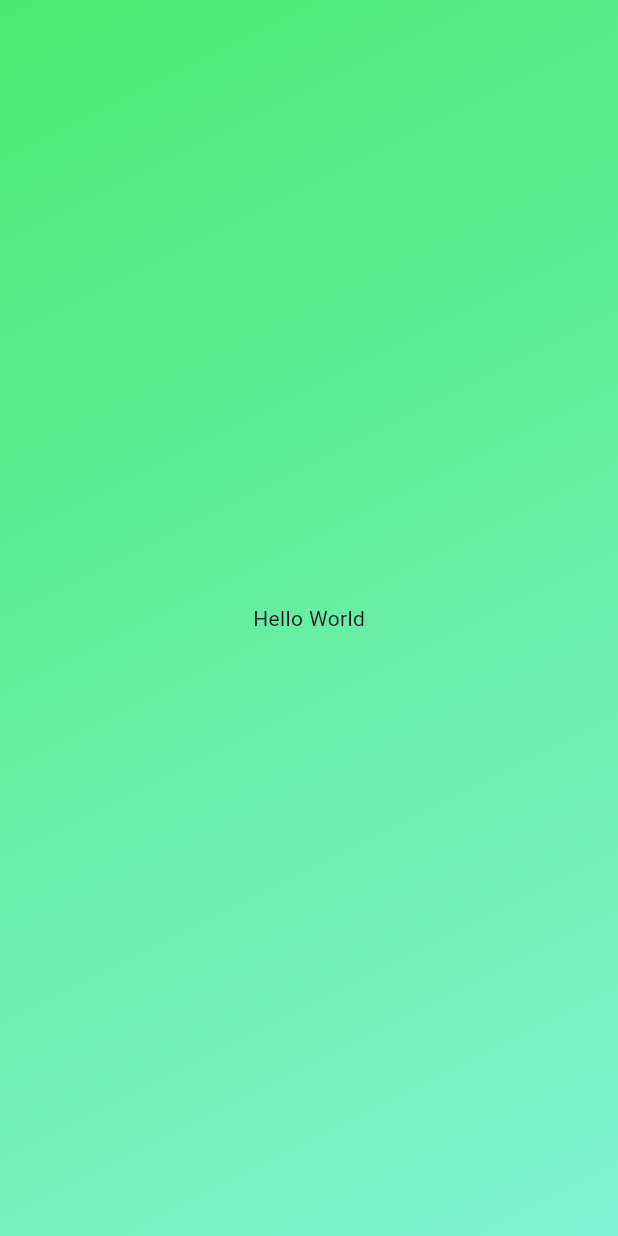
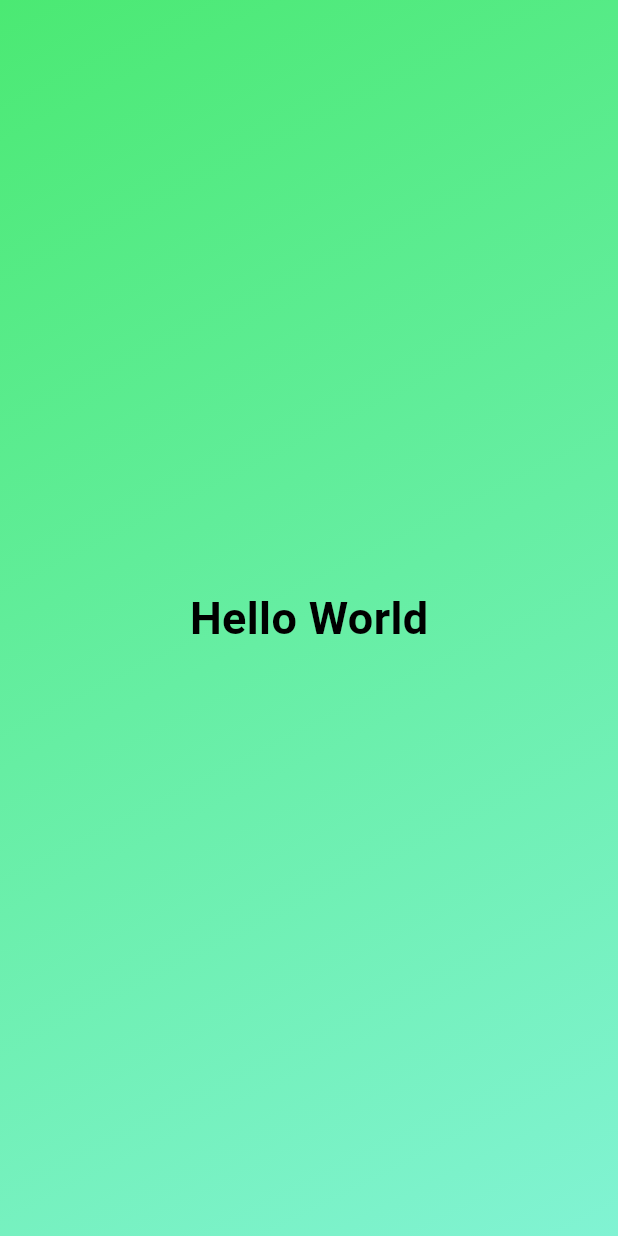
Before and after one commit to NetKanet/flutter-dice-roller-quiz-app, a Flutter app: the screen it shows after launch, on a phone screen of 412 x 824 dp. Run offline on Flutter 3.47's test engine with Material 3 defaults, Android fonts, the phone set to English and light mode, and no system bars.

Commit message:
feat: extract GradientContainer widget and add StyledText widget

```diff
--- a/lib/gradient_container.dart
+++ b/lib/gradient_container.dart
@@ -1,22 +1,24 @@
 import 'package:flutter/material.dart';
 
+import 'package:flutter_dice_roller_quiz_app/styled_text.dart';
+
 class GradientContainer extends StatelessWidget {
-  const GradientContainer({super.key});
+  const GradientContainer(this.color1, this.color2, {super.key});
+
+  final Color color1;
+  final Color color2;
 
   @override
   Widget build(BuildContext context) {
     return Container(
-          decoration: BoxDecoration(
-            gradient: LinearGradient(
-              colors: [
-                Color.fromARGB(255, 75, 233, 115),
-                Color.fromARGB(255, 129, 243, 211),
-              ],
-              begin:AlignmentGeometry.topLeft,
-              end: AlignmentGeometry.bottomRight
-            ),
-          ),
-          child: const Center(child: Text("Hello World")),
-        );
+      decoration: BoxDecoration(
+        gradient: LinearGradient(
+          colors: [color1, color2],
+          begin: AlignmentGeometry.topLeft,
+          end: AlignmentGeometry.bottomRight,
+        ),
+      ),
+      child: const Center(child: StyledText("Hello World")),
+    );
   }
 }
--- a/lib/main.dart
+++ b/lib/main.dart
@@ -6,7 +6,10 @@ void main() {
   runApp(
     MaterialApp(
       home: Scaffold(
-        body: const GradientContainer(),
+        body: const GradientContainer(
+          Color.fromARGB(255, 75, 233, 115),
+          Color.fromARGB(255, 129, 243, 211),
+        ),
       ),
     ),
   );
--- /dev/null
+++ b/lib/styled_text.dart
@@ -0,0 +1,19 @@
+import 'package:flutter/material.dart';
+
+class StyledText extends StatelessWidget {
+  const StyledText(this.text, {super.key});
+
+  final String text;
+
+  @override
+  Widget build(BuildContext context) {
+    return Text(
+      text,
+      style: TextStyle(
+        fontSize: 30,
+        fontWeight: FontWeight.bold,
+        color: Color.fromARGB(255, 0, 0, 0),
+      ),
+    );
+  }
+}
```
